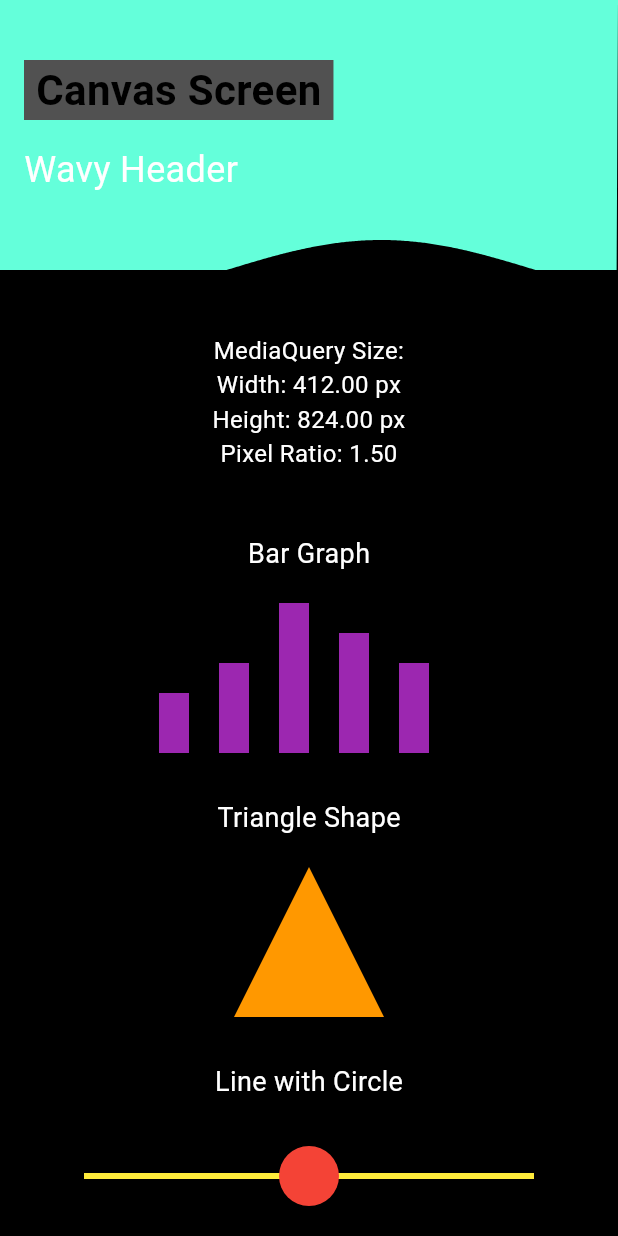
After one commit to mohamednowfal07/Inventory, a Flutter app: the CanvasScreen screen opened directly, on a phone screen of 412 x 824 dp. The commit adds this screen. Run offline on Flutter 3.47's test engine with Material 3 defaults, Android fonts, the phone set to English and light mode, and no system bars; our stand-ins replace cloud_firestore, firebase_core, shared_preferences; accounts and stored records are empty.

Commit message:
Task 41 Canvas Screen

```diff
--- a/lib/main.dart
+++ b/lib/main.dart
@@ -30,6 +30,7 @@ import 'package:inventory_project/model/provider/cart_provider.dart';
 import 'package:inventory_project/productdetails_screen.dart';
 import 'package:inventory_project/profile_screen.dart';
 import 'package:inventory_project/screens/animated_inventory_screen.dart';
+import 'package:inventory_project/screens/custompaint_screen.dart';
 import 'package:inventory_project/screens/hero_animation_screen.dart';
 import 'package:inventory_project/screens/login_screen.dart';
 import 'package:inventory_project/screens/product_listscreen.dart';
--- /dev/null
+++ b/lib/screens/custompaint_screen.dart
@@ -0,0 +1,224 @@
+import 'package:flutter/material.dart';
+import 'dart:math';
+
+// Animated Wave Header
+
+class CanvasScreen extends StatefulWidget {
+  @override
+  State<CanvasScreen> createState() => _CanvasScreenState();
+}
+
+class _CanvasScreenState extends State<CanvasScreen>
+    with SingleTickerProviderStateMixin {
+  late AnimationController _controller;
+
+  @override
+  void initState() {
+    _controller =
+        AnimationController(vsync: this, duration: const Duration(seconds: 3))
+          ..repeat();
+    super.initState();
+  }
+
+  @override
+  void dispose() {
+    _controller.dispose();
+    super.dispose();
+  }
+
+  @override
+  Widget build(BuildContext context) {
+    final mediaQuery = MediaQuery.of(context);
+    return Scaffold(
+      backgroundColor: Colors.black,
+      body: SafeArea(
+        child: SingleChildScrollView(
+          child: Column(
+            children: [
+              //  Wave Header
+              AnimatedBuilder(
+                animation: _controller,
+                builder: (_, __) {
+                  return ClipPath(
+                    clipper: AnimatedWaveClipper(_controller.value),
+                    child: Container(
+                      height: 180,
+                      color: Colors.tealAccent,
+                      padding: const EdgeInsets.only(left: 16, top: 40),
+                      alignment: Alignment.topLeft,
+                      child: Column(
+                        crossAxisAlignment: CrossAxisAlignment.start,
+                        children: [
+                          Container(
+                            color: const Color.fromARGB(255, 81, 81, 81),
+                            padding: const EdgeInsets.symmetric(horizontal: 8),
+                            child: const Text('Canvas Screen',
+                                style: TextStyle(
+                                    fontSize: 28,
+                                    fontWeight: FontWeight.bold,
+                                    color: Colors.black)),
+                          ),
+                          const SizedBox(height: 16),
+                          const Text('Wavy Header',
+                              style:
+                                  TextStyle(fontSize: 24, color: Colors.white)),
+                        ],
+                      ),
+                    ),
+                  );
+                },
+              ),
+
+              const SizedBox(height: 30),
+
+              // MediaQuery Display
+              Padding(
+                padding: const EdgeInsets.all(12.0),
+                child: Text(
+                  "MediaQuery Size:\n"
+                  "Width: ${mediaQuery.size.width.toStringAsFixed(2)} px\n"
+                  "Height: ${mediaQuery.size.height.toStringAsFixed(2)} px\n"
+                  "Pixel Ratio: ${mediaQuery.devicePixelRatio.toStringAsFixed(2)}",
+                  style: const TextStyle(color: Colors.white, fontSize: 16),
+                  textAlign: TextAlign.center,
+                ),
+              ),
+
+              const SizedBox(height: 30),
+
+              // Bar Graph
+              const Text("Bar Graph",
+                  style: TextStyle(color: Colors.white, fontSize: 18)),
+              const SizedBox(height: 20),
+              SizedBox(
+                height: 100,
+                width: 200,
+                child: CustomPaint(painter: BarGraphPainter()),
+              ),
+
+              const SizedBox(height: 30),
+
+              // Triangle
+              const Text("Triangle Shape",
+                  style: TextStyle(color: Colors.white, fontSize: 18)),
+              const SizedBox(height: 20),
+              SizedBox(
+                height: 100,
+                width: 100,
+                child: CustomPaint(painter: TrianglePainter()),
+              ),
+
+              const SizedBox(height: 30),
+
+              // Line with Circle
+              const Text("Line with Circle",
+                  style: TextStyle(color: Colors.white, fontSize: 18)),
+              const SizedBox(height: 20),
+              SizedBox(
+                height: 60,
+                width: 300,
+                child: CustomPaint(painter: LineCirclePainter()),
+              ),
+
+              const SizedBox(height: 40),
+            ],
+          ),
+        ),
+      ),
+    );
+  }
+}
+
+// Wave Clipper
+
+class AnimatedWaveClipper extends CustomClipper<Path> {
+  final double waveValue;
+  AnimatedWaveClipper(this.waveValue);
+
+  @override
+  Path getClip(Size size) {
+    final path = Path();
+    double waveHeight = 20;
+
+    path.lineTo(0, size.height - waveHeight);
+    for (double i = 0; i < size.width; i++) {
+      path.lineTo(
+        i,
+        size.height -
+            waveHeight * sin((i / size.width * 2 * pi) + (waveValue * 2 * pi)),
+      );
+    }
+    path.lineTo(size.width, 0);
+    path.close();
+    return path;
+  }
+
+  @override
+  bool shouldReclip(AnimatedWaveClipper oldClipper) =>
+      waveValue != oldClipper.waveValue;
+}
+
+// Triangle Painter
+
+class TrianglePainter extends CustomPainter {
+  @override
+  void paint(Canvas canvas, Size size) {
+    final paint = Paint()
+      ..color = Colors.orange
+      ..style = PaintingStyle.fill;
+
+    final path = Path();
+    path.moveTo(size.width / 2, 0);
+    path.lineTo(0, size.height);
+    path.lineTo(size.width, size.height);
+    path.close();
+
+    canvas.drawPath(path, paint);
+  }
+
+  @override
+  bool shouldRepaint(CustomPainter oldDelegate) => false;
+}
+
+// Bar Graph Painter
+
+class BarGraphPainter extends CustomPainter {
+  @override
+  void paint(Canvas canvas, Size size) {
+    final paint = Paint()..color = Colors.purple;
+    double barWidth = size.width / 10;
+    List<double> heights = [40, 60, 100, 80, 60];
+
+    for (int i = 0; i < heights.length; i++) {
+      canvas.drawRect(
+        Rect.fromLTWH(
+            i * barWidth * 2, size.height - heights[i], barWidth, heights[i]),
+        paint,
+      );
+    }
+  }
+
+  @override
+  bool shouldRepaint(CustomPainter oldDelegate) => false;
+}
+
+// Line  Circle Painter
+
+class LineCirclePainter extends CustomPainter {
+  @override
+  void paint(Canvas canvas, Size size) {
+    final linePaint = Paint()
+      ..color = Colors.yellow
+      ..strokeWidth = 4;
+
+    final circlePaint = Paint()..color = Colors.red;
+
+    canvas.drawLine(Offset(0, size.height / 2),
+        Offset(size.width, size.height / 2), linePaint);
+
+    canvas.drawCircle(Offset(size.width / 2, size.height / 2), 20, circlePaint);
+  }
+
+  @override
+  bool shouldRepaint(CustomPainter oldDelegate) => false;
+}
--- a/lib/screens/product_listscreen.dart
+++ b/lib/screens/product_listscreen.dart
@@ -9,6 +9,7 @@ import 'package:inventory_project/model/provider/cart_provider.dart';
 import 'package:inventory_project/productdetails_screen.dart';
 import 'package:inventory_project/screens/add_edit_screen.dart';
 import 'package:inventory_project/screens/animated_inventory_screen.dart';
+import 'package:inventory_project/screens/custompaint_screen.dart';
 import 'package:inventory_project/screens/explicit_animation_screen.dart';
 import 'package:inventory_project/screens/hero_animation_screen.dart';
 import 'package:inventory_project/servives/product_services.dart';
@@ -57,16 +58,30 @@ class _ProductListScreen extends State<ProductListScreen> {
               leading: Icon(Icons.animation),
               title: Text('Explicit Animation'),
               onTap: () {
-                Navigator.push(context,
-                    MaterialPageRoute(builder: (context) => ExplicitAnimationScreen()));
+                Navigator.push(
+                    context,
+                    MaterialPageRoute(
+                        builder: (context) => ExplicitAnimationScreen()));
               },
             ),
             ListTile(
               leading: Icon(Icons.animation),
               title: Text('Hero Animation'),
               onTap: () {
-                Navigator.push(context,
-                    MaterialPageRoute(builder: (context) => HeroAnimationScreen()));
+                Navigator.push(
+                    context,
+                    MaterialPageRoute(
+                        builder: (context) => HeroAnimationScreen()));
+              },
+            ),
+            ListTile(
+              leading: Icon(Icons.screenshot_monitor_sharp),
+              title: Text('Canvas Screen'),
+              onTap: () {
+                Navigator.push(
+                    context,
+                    MaterialPageRoute(
+                        builder: (context) => CanvasScreen()));
               },
             ),
           ],
```
